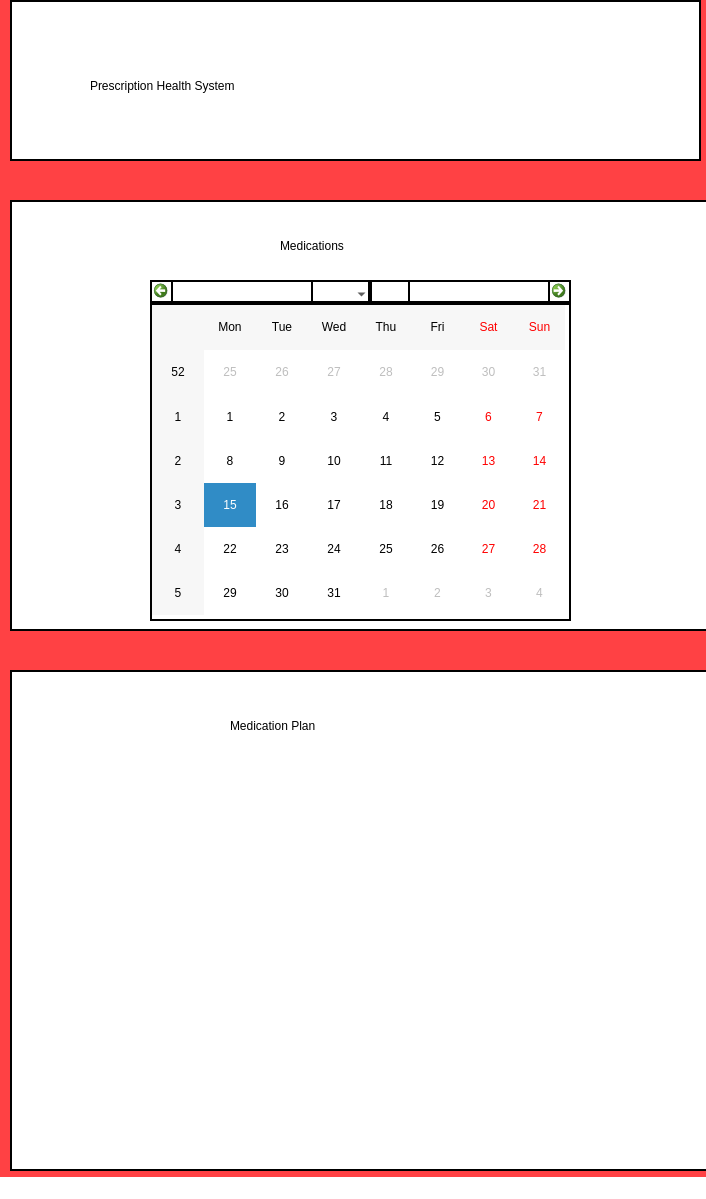
Above: UI/PHS_prescription.ui from NaryanSambhi/CSCN72030---Sec3---Group2 before the change. Below: the same form after it.
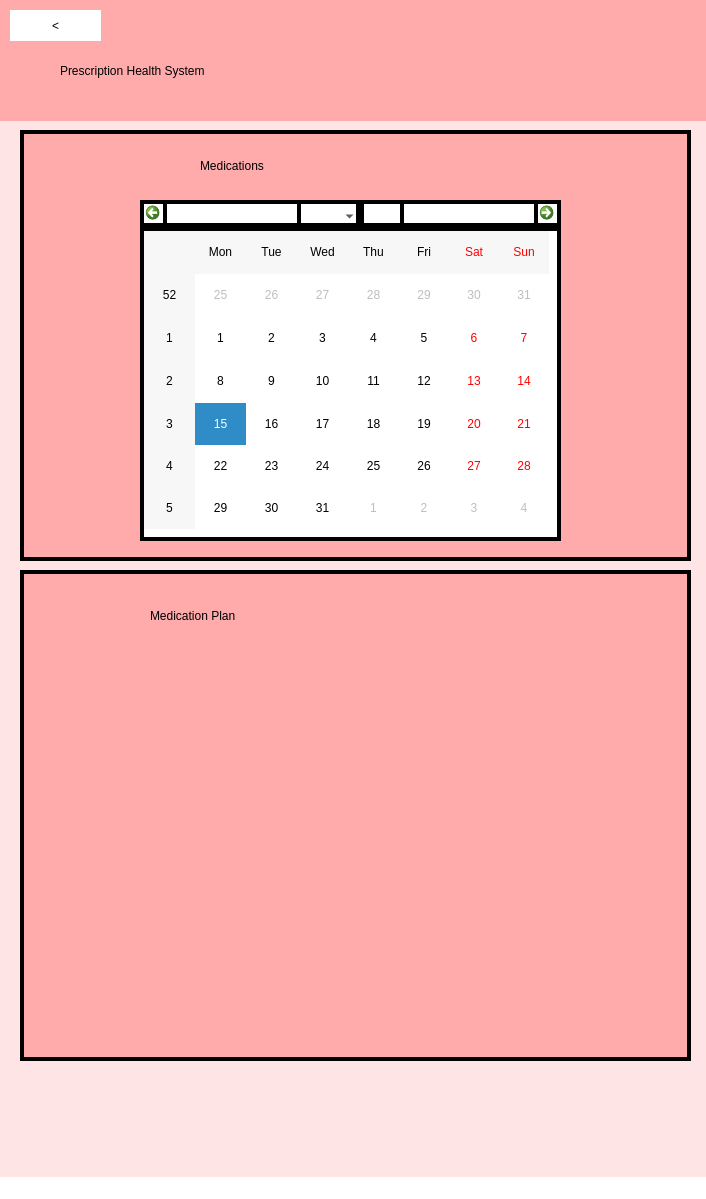
That is the form after the change.

```diff
--- a/UI/PHS_prescription.ui
+++ b/UI/PHS_prescription.ui
@@ -27,65 +27,29 @@
      </rect>
     </property>
     <property name="styleSheet">
-     <string notr="true">background-color: rgb(255, 65, 68);</string>
+     <string notr="true">background-color: rgb(255, 228, 229);</string>
     </property>
-    <widget class="QWidget" name="widget_2" native="true">
-     <property name="geometry">
-      <rect>
-       <x>10</x>
-       <y>30</y>
-       <width>691</width>
-       <height>161</height>
-      </rect>
-     </property>
-     <property name="styleSheet">
-      <string notr="true">background-color: white;
-border: 2px solid black;
-</string>
-     </property>
-     <widget class="QLabel" name="label">
-      <property name="geometry">
-       <rect>
-        <x>80</x>
-        <y>20</y>
-        <width>541</width>
-        <height>131</height>
-       </rect>
-      </property>
-      <property name="layoutDirection">
-       <enum>Qt::LeftToRight</enum>
-      </property>
-      <property name="styleSheet">
-       <string notr="true">font: 46pt &quot;MS Shell Dlg 2&quot;;
-text-align: center;
-border:0px;</string>
-      </property>
-      <property name="text">
-       <string>Prescription Health System</string>
-      </property>
-     </widget>
-    </widget>
     <widget class="QWidget" name="widget_6" native="true">
      <property name="geometry">
       <rect>
-       <x>10</x>
-       <y>230</y>
-       <width>701</width>
+       <x>20</x>
+       <y>160</y>
+       <width>671</width>
        <height>431</height>
       </rect>
      </property>
      <property name="styleSheet">
-      <string notr="true">background-color: white;
-border: 2px solid black;
+      <string notr="true">background-color: rgb(255, 171, 172);
+border: 4px solid black;
 </string>
      </property>
      <widget class="QLabel" name="label_2">
       <property name="geometry">
        <rect>
-        <x>270</x>
+        <x>180</x>
         <y>10</y>
-        <width>201</width>
-        <height>71</height>
+        <width>331</width>
+        <height>51</height>
        </rect>
       </property>
       <property name="styleSheet">
@@ -99,34 +63,37 @@
      <widget class="QCalendarWidget" name="calendarWidget">
       <property name="geometry">
        <rect>
-        <x>140</x>
-        <y>80</y>
+        <x>120</x>
+        <y>70</y>
         <width>421</width>
         <height>341</height>
        </rect>
       </property>
+      <property name="styleSheet">
+       <string notr="true">background-color: rgb(255, 255, 255);</string>
+      </property>
      </widget>
     </widget>
     <widget class="QWidget" name="widget_7" native="true">
      <property name="geometry">
       <rect>
-       <x>10</x>
-       <y>700</y>
-       <width>701</width>
-       <height>501</height>
+       <x>20</x>
+       <y>600</y>
+       <width>671</width>
+       <height>491</height>
       </rect>
      </property>
      <property name="styleSheet">
-      <string notr="true">background-color: white;
-border: 2px solid black;
+      <string notr="true">background-color: rgb(255, 171, 172);
+border: 4px solid black;
 </string>
      </property>
      <widget class="QLabel" name="label_3">
       <property name="geometry">
        <rect>
-        <x>220</x>
-        <y>20</y>
-        <width>261</width>
+        <x>130</x>
+        <y>10</y>
+        <width>421</width>
         <height>71</height>
        </rect>
       </property>
@@ -139,6 +106,62 @@
       </property>
      </widget>
     </widget>
+    <widget class="QWidget" name="widget_2" native="true">
+     <property name="geometry">
+      <rect>
+       <x>-10</x>
+       <y>30</y>
+       <width>731</width>
+       <height>121</height>
+      </rect>
+     </property>
+     <property name="styleSheet">
+      <string notr="true">background-color: rgb(255, 171, 172);
+</string>
+     </property>
+     <widget class="QLabel" name="label">
+      <property name="geometry">
+       <rect>
+        <x>70</x>
+        <y>40</y>
+        <width>601</width>
+        <height>61</height>
+       </rect>
+      </property>
+      <property name="layoutDirection">
+       <enum>Qt::LeftToRight</enum>
+      </property>
+      <property name="styleSheet">
+       <string notr="true">font: 28pt &quot;MS Shell Dlg 2&quot;;
+text-align: center;
+border:0px;</string>
+      </property>
+      <property name="text">
+       <string>Prescription Health System</string>
+      </property>
+     </widget>
+     <widget class="QPushButton" name="GoBack">
+      <property name="geometry">
+       <rect>
+        <x>20</x>
+        <y>10</y>
+        <width>91</width>
+        <height>31</height>
+       </rect>
+      </property>
+      <property name="styleSheet">
+       <string notr="true">color: rgb(0, 0, 0);
+background-color: white;
+border-radius:20px;
+font: 26pt &quot;MS Shell Dlg 2&quot;;
+
+</string>
+      </property>
+      <property name="text">
+       <string>&lt;</string>
+      </property>
+     </widget>
+    </widget>
    </widget>
   </widget>
   <widget class="QStatusBar" name="statusbar"/>
```
Left out of the diff: 2 changed lines with no effect on the pictures.
